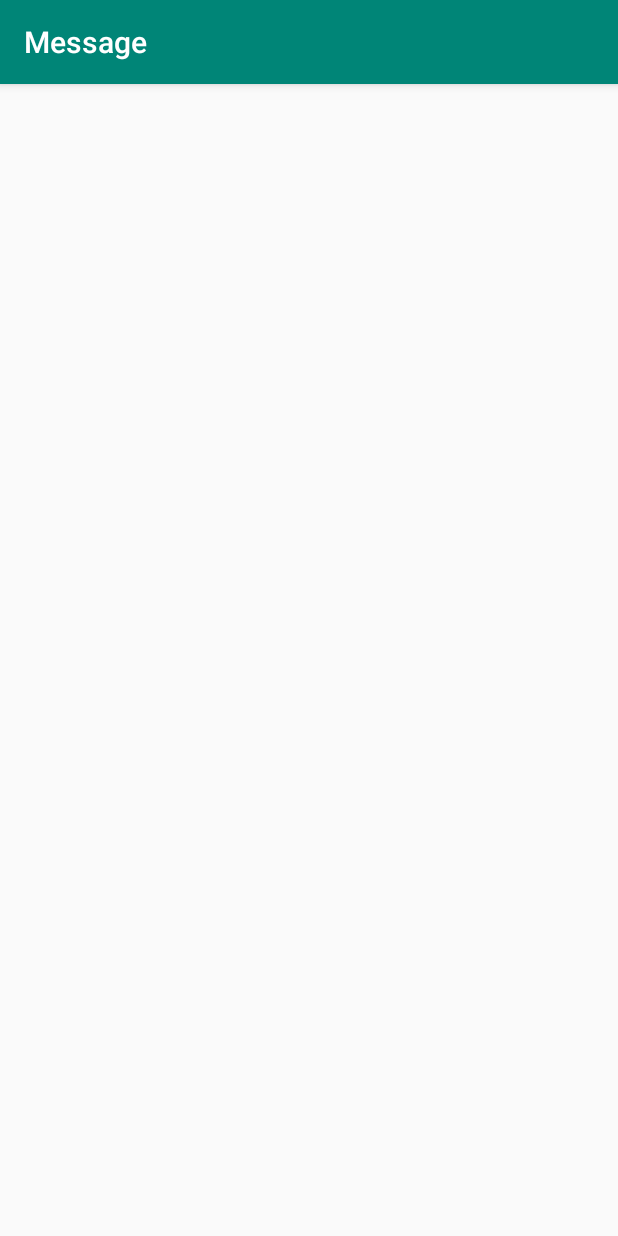
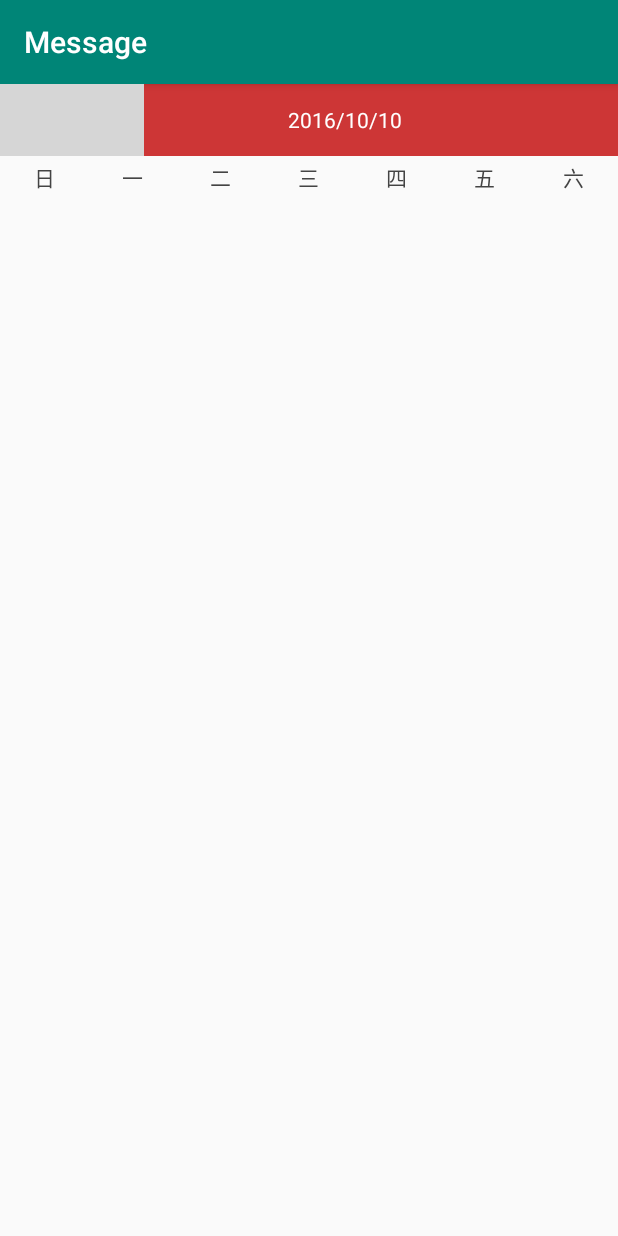
Before and after one commit to Fangv01/Mianyangbussiness, an Android app: the fragment Fragment4 shown on its own in the app's theme, on a phone screen of 412 x 824 dp. Run offline under Robolectric (Android 15) with nearby library versions, the phone set to English and light mode, and no system bars; grey boxes are pictures that could not be loaded.

Commit message:
Update activity_calendar.xml
未完成

```diff
--- a/Message/app/src/main/res/layout/activity_calendar.xml
+++ b/Message/app/src/main/res/layout/activity_calendar.xml
@@ -3,4 +3,109 @@
     android:orientation="vertical" android:layout_width="match_parent"
     android:layout_height="match_parent">
 
+    <LinearLayout
+        android:layout_width="match_parent"
+        android:layout_height="48dp"
+        android:gravity="center_vertical"
+        android:orientation="horizontal"
+        android:background="#cd3636"
+        >
+
+        <ImageView
+            android:id="@+id/back"
+            android:layout_width="wrap_content"
+            android:layout_height="wrap_content"
+            android:background="@drawable/actbar_home_up_indicator_white_normal"
+            android:scaleType="fitCenter"
+            />
+
+        <TextView
+            android:id="@+id/title"
+            android:layout_width="0dp"
+            android:layout_height="match_parent"
+            android:layout_weight="1"
+            android:gravity="center"
+            android:text="2016/10/10"
+            android:textColor="#ffffff"
+            />
+
+        <View
+            android:layout_width="48dp"
+            android:layout_height="0dp"
+            />
+
+    </LinearLayout>
+
+    <LinearLayout
+        android:layout_width="match_parent"
+        android:layout_height="28dp"
+        android:orientation="horizontal"
+        >
+
+        <TextView
+            android:layout_width="0dp"
+            android:layout_height="match_parent"
+            android:layout_weight="1"
+            android:gravity="center"
+            android:text="日"
+            android:textColor="#444444"
+            />
+
+        <TextView
+            android:layout_width="0dp"
+            android:layout_height="match_parent"
+            android:layout_weight="1"
+            android:gravity="center"
+            android:text="一"
+            android:textColor="#444444"
+            />
+
+        <TextView
+            android:layout_width="0dp"
+            android:layout_height="match_parent"
+            android:layout_weight="1"
+            android:gravity="center"
+            android:text="二"
+            android:textColor="#444444"
+            />
+
+        <TextView
+            android:layout_width="0dp"
+            android:layout_height="match_parent"
+            android:layout_weight="1"
+            android:gravity="center"
+            android:text="三"
+            android:textColor="#444444"
+            />
+
+        <TextView
+            android:layout_width="0dp"
+            android:layout_height="match_parent"
+            android:layout_weight="1"
+            android:gravity="center"
+            android:text="四"
+            android:textColor="#444444"
+            />
+
+        <TextView
+            android:layout_width="0dp"
+            android:layout_height="match_parent"
+            android:layout_weight="1"
+            android:gravity="center"
+            android:text="五"
+            android:textColor="#444444"
+            />
+
+        <TextView
+            android:layout_width="0dp"
+            android:layout_height="match_parent"
+            android:layout_weight="1"
+            android:gravity="center"
+            android:text="六"
+            android:textColor="#444444"
+            />
+
+    </LinearLayout>
+
+
 </LinearLayout>
```
